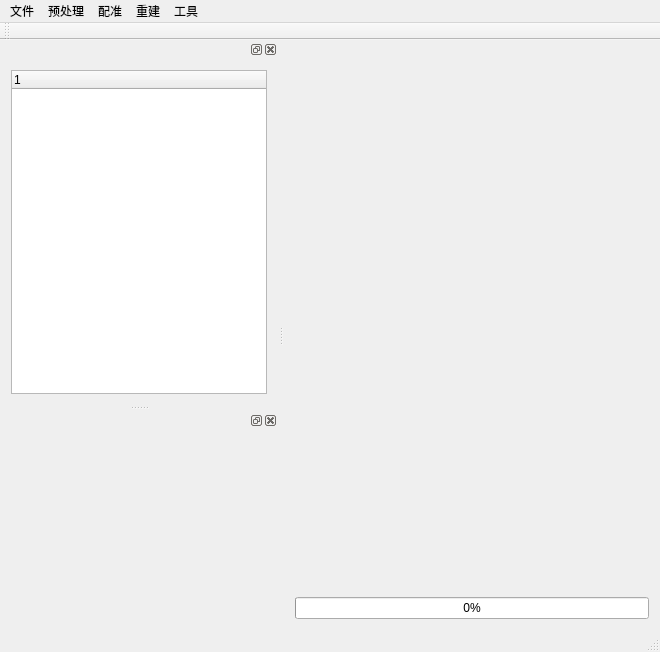
Qt form zero.ui (bozhicheng91/zero) before a commit.
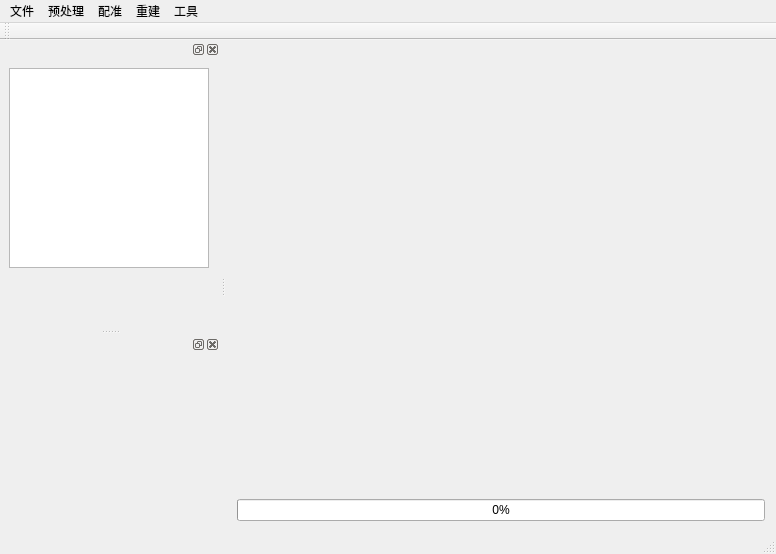
The same form after that commit. Custom widgets are drawn as their Qt base class.

What changed in the file:
```diff
--- a/zero.ui
+++ b/zero.ui
@@ -6,15 +6,21 @@
    <rect>
     <x>0</x>
     <y>0</y>
-    <width>660</width>
-    <height>652</height>
+    <width>776</width>
+    <height>554</height>
    </rect>
   </property>
+  <property name="sizePolicy">
+   <sizepolicy hsizetype="Minimum" vsizetype="Minimum">
+    <horstretch>0</horstretch>
+    <verstretch>0</verstretch>
+   </sizepolicy>
+  </property>
   <property name="windowTitle">
    <string>Zero</string>
   </property>
   <widget class="QWidget" name="centralWidget">
-   <layout class="QHBoxLayout" name="horizontalLayout_2">
+   <layout class="QHBoxLayout" name="horizontalLayout">
     <item>
      <layout class="QVBoxLayout" name="verticalLayout">
       <item>
@@ -22,6 +28,9 @@
       </item>
       <item>
        <widget class="QProgressBar" name="progressBar">
+        <property name="maximum">
+         <number>10000</number>
+        </property>
         <property name="value">
          <number>0</number>
         </property>
@@ -36,7 +45,7 @@
     <rect>
      <x>0</x>
      <y>0</y>
-     <width>660</width>
+     <width>776</width>
      <height>23</height>
     </rect>
    </property>
@@ -114,35 +123,43 @@
    </attribute>
   </widget>
   <widget class="QStatusBar" name="statusBar"/>
-  <widget class="QDockWidget" name="dockWidget">
+  <widget class="QDockWidget" name="filedockWidget">
+   <property name="minimumSize">
+    <size>
+     <width>220</width>
+     <height>220</height>
+    </size>
+   </property>
    <attribute name="dockWidgetArea">
     <number>1</number>
    </attribute>
    <widget class="QWidget" name="dockWidgetContents">
-    <layout class="QHBoxLayout" name="horizontalLayout">
-     <item>
-      <widget class="QTreeWidget" name="treeWidget">
-       <property name="minimumSize">
-        <size>
-         <width>100</width>
-         <height>100</height>
-        </size>
-       </property>
-       <column>
-        <property name="text">
-         <string notr="true">1</string>
-        </property>
-       </column>
-      </widget>
-     </item>
-    </layout>
+    <widget class="QTreeWidget" name="treeWidget">
+     <property name="geometry">
+      <rect>
+       <x>9</x>
+       <y>9</y>
+       <width>200</width>
+       <height>200</height>
+      </rect>
+     </property>
+     <property name="sizePolicy">
+      <sizepolicy hsizetype="Minimum" vsizetype="Minimum">
+       <horstretch>0</horstretch>
+       <verstretch>0</verstretch>
+      </sizepolicy>
+     </property>
+     <property name="columnCount">
+      <number>0</number>
+     </property>
+    </widget>
    </widget>
   </widget>
   <widget class="QDockWidget" name="dockWidget_para">
    <property name="minimumSize">
     <size>
-     <width>118</width>
-     <height>140</height>
+     <width>150</width>
+     <height>150</height>
     </size>
    </property>
    <attribute name="dockWidgetArea">
@@ -154,13 +171,13 @@
       <rect>
        <x>10</x>
        <y>10</y>
-       <width>251</width>
-       <height>151</height>
+       <width>201</width>
+       <height>181</height>
       </rect>
      </property>
      <layout class="QGridLayout" name="gridLayout_para">
       <property name="sizeConstraint">
-       <enum>QLayout::SetNoConstraint</enum>
+       <enum>QLayout::SetMinimumSize</enum>
       </property>
      </layout>
     </widget>
```
Left out of the diff: 6 changed lines with no effect on the pictures.
